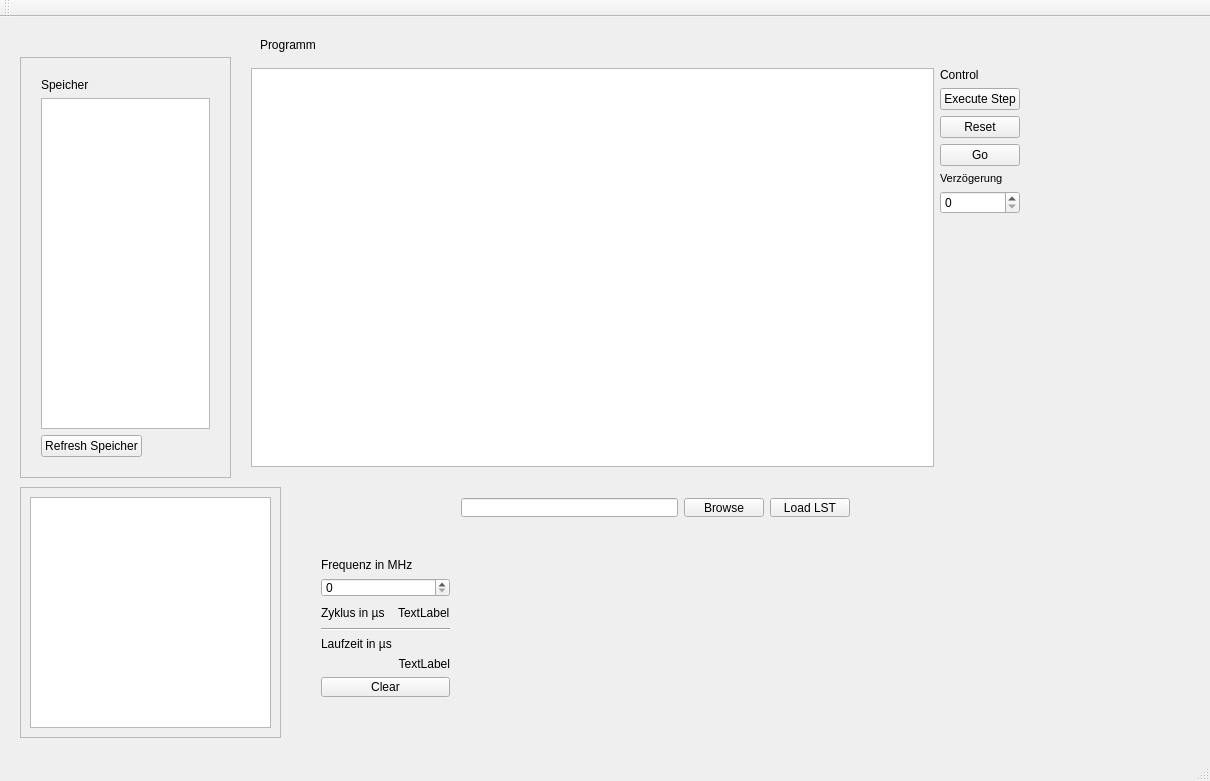
The window that PICSimu/mainwindow.ui (Benedikt1992/PICSimu) describes before a commit, drawn with Qt 5.
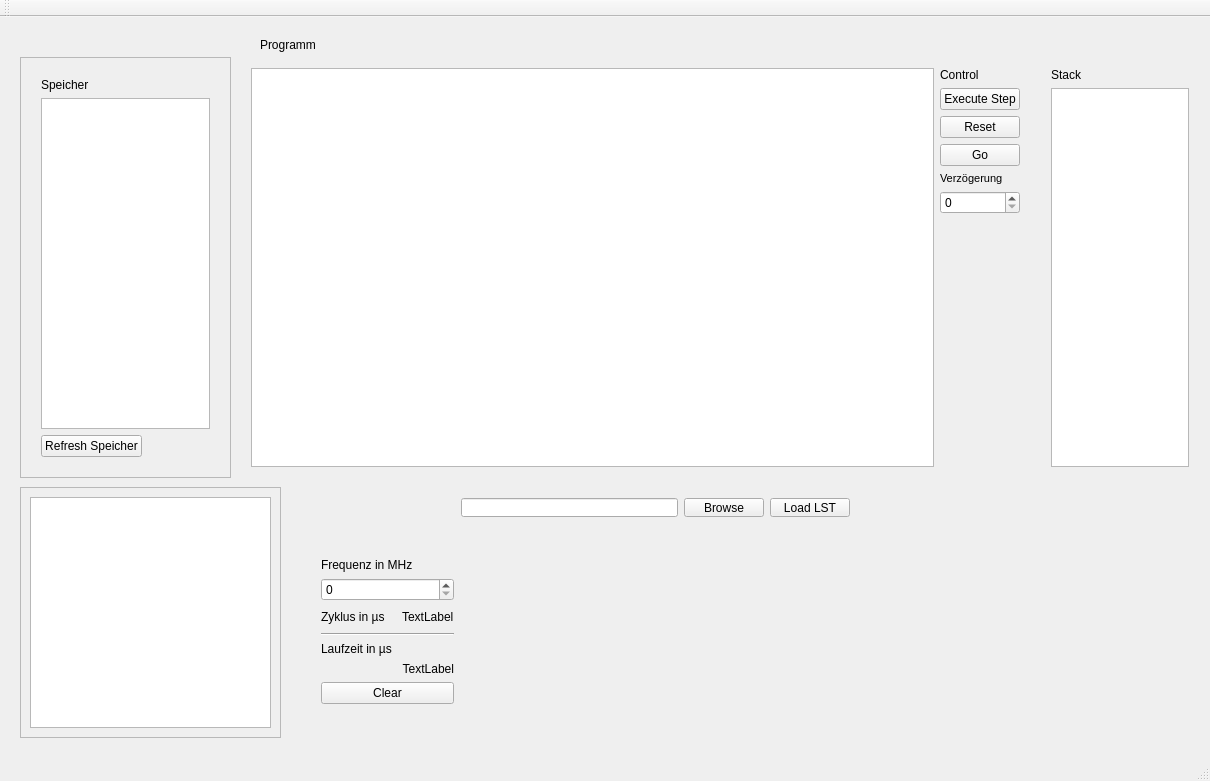
The same window after the commit.

Commit message: Stack visualisiert

```diff
--- a/PICSimu/mainwindow.ui
+++ b/PICSimu/mainwindow.ui
@@ -223,8 +223,8 @@
      <rect>
       <x>310</x>
       <y>530</y>
-      <width>151</width>
-      <height>161</height>
+      <width>155</width>
+      <height>184</height>
      </rect>
     </property>
     <layout class="QVBoxLayout" name="verticalLayout_3">
@@ -312,6 +312,28 @@
      </item>
     </layout>
    </widget>
+   <widget class="QWidget" name="verticalLayoutWidget_3">
+    <property name="geometry">
+     <rect>
+      <x>1040</x>
+      <y>40</y>
+      <width>160</width>
+      <height>421</height>
+     </rect>
+    </property>
+    <layout class="QVBoxLayout" name="verticalLayout_4">
+     <item>
+      <widget class="QLabel" name="label_7">
+       <property name="text">
+        <string>Stack</string>
+       </property>
+      </widget>
+     </item>
+     <item>
+      <widget class="QListWidget" name="lw_stack"/>
+     </item>
+    </layout>
+   </widget>
   </widget>
   <widget class="QMenuBar" name="menuBar">
    <property name="geometry">
```
Left out of the diff: 2 changed lines with no effect on the pictures. The commit also changes 7 other files.
